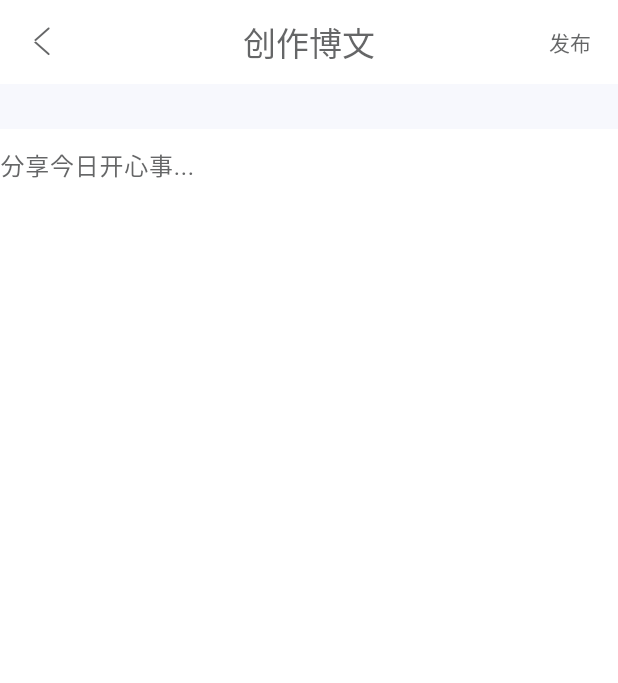
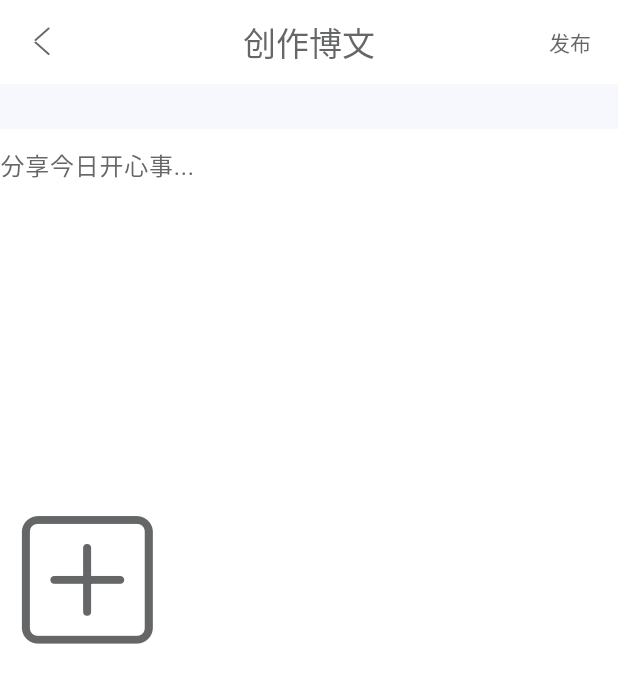
Before and after one commit to Babie-Supn/social_platform, a Flutter app: the AddBlogPage screen opened directly, on a phone screen of 412 x 824 dp. Shown: the top 683 px of the screen. Run offline on Flutter 3.47's test engine with Material 3 defaults, Android fonts, the phone set to English and light mode, and no system bars; our stand-ins replace chewie, freezed_annotation, riverpod_annotation, shared_preferences, video_player; accounts and stored records are empty; generated files the repository leaves out were written again; network calls fail.

```diff
--- a/lib/widgets/add_blog_widget.dart
+++ b/lib/widgets/add_blog_widget.dart
@@ -21,9 +21,9 @@ class _AddBlogWidgetState extends State<AddBlogWidget> {
             width: 360,
             decoration: BoxDecoration(
                 color: Theme.of(context).colorScheme.onBackground),
-            child: const Column(
+            child: Column(
               children: [
-                Expanded(
+                const Expanded(
                   flex: 1,
                   child: TextField(
                     maxLines: null,
@@ -31,6 +31,17 @@ class _AddBlogWidgetState extends State<AddBlogWidget> {
                         hintText: "分享今日开心事...", border: InputBorder.none),
                   ),
                 ),
+                Expanded(
+                    flex: 1,
+                    child: Row(
+                      children: [
+                        IconButton(
+                          onPressed: () {},
+                          icon: const Icon(SocialPlatformIcon.add),
+                          iconSize: 100,
+                        )
+                      ],
+                    ))
               ],
             ))
       ],
```
Also changed, not shown: lib/pages/search_page.dart (+12 -1 lines), lib/widgets/simple_list_dialog_widget.dart (+1 -6 lines).
